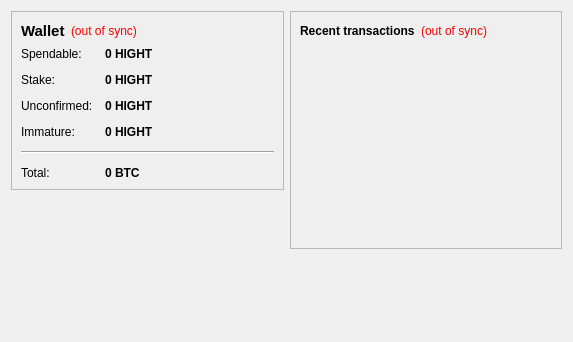
Qt form src/qt/forms/overviewpage.ui (Healkiller/Highcoin) before a commit.
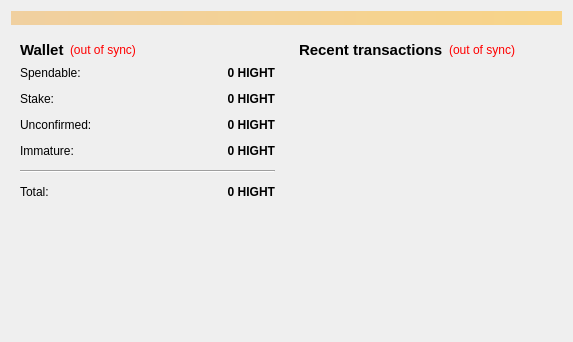
The same form after that commit.

Patch:
```diff
--- a/src/qt/forms/overviewpage.ui
+++ b/src/qt/forms/overviewpage.ui
@@ -13,17 +13,30 @@
   <property name="windowTitle">
    <string>Form</string>
   </property>
+  <layout class="QVBoxLayout" name="topLayout">
+   <item>
+    <widget class="QLabel" name="labelAlerts">
+     <property name="visible">
+      <bool>false</bool>
+     </property>
+     <property name="styleSheet">
+      <string notr="true">background-color: qlineargradient(x1: 0, y1: 0, x2: 1, y2: 0, stop:0 #F0D0A0, stop:1 #F8D488);  color:#000000
+</string>
+     </property>
+     <property name="wordWrap">
+      <bool>true</bool>
+     </property>
+     <property name="margin">
+      <number>3</number>
+     </property>
+    </widget>
+   </item>
+   <item>
   <layout class="QHBoxLayout" name="horizontalLayout" stretch="1,1">
    <item>
     <layout class="QVBoxLayout" name="verticalLayout_2">
      <item>
-      <widget class="QFrame" name="frame">
-       <property name="frameShape">
-        <enum>QFrame::StyledPanel</enum>
-       </property>
-       <property name="frameShadow">
-        <enum>QFrame::Raised</enum>
-       </property>
+        <widget class="QWidget" name="widget" native="true">
        <layout class="QVBoxLayout" name="verticalLayout_4">
         <item>
          <layout class="QHBoxLayout" name="horizontalLayout_4">
@@ -107,6 +120,9 @@
             <property name="text">
              <string notr="true">0 HIGHT</string>
             </property>
+              <property name="alignment">
+               <set>Qt::AlignRight|Qt::AlignTrailing|Qt::AlignVCenter</set>
+              </property>
             <property name="textInteractionFlags">
              <set>Qt::LinksAccessibleByMouse|Qt::TextSelectableByKeyboard|Qt::TextSelectableByMouse</set>
             </property>
@@ -136,6 +152,9 @@
             <property name="text">
              <string notr="true">0 HIGHT</string>
             </property>
+              <property name="alignment">
+               <set>Qt::AlignRight|Qt::AlignTrailing|Qt::AlignVCenter</set>
+              </property>
             <property name="textInteractionFlags">
              <set>Qt::LinksAccessibleByMouse|Qt::TextSelectableByKeyboard|Qt::TextSelectableByMouse</set>
             </property>
@@ -165,6 +184,9 @@
             <property name="text">
              <string notr="true">0 HIGHT</string>
             </property>
+              <property name="alignment">
+               <set>Qt::AlignRight|Qt::AlignTrailing|Qt::AlignVCenter</set>
+              </property>
             <property name="textInteractionFlags">
              <set>Qt::LinksAccessibleByMouse|Qt::TextSelectableByKeyboard|Qt::TextSelectableByMouse</set>
             </property>
@@ -191,6 +213,9 @@
             <property name="text">
              <string notr="true">0 HIGHT</string>
             </property>
+              <property name="alignment">
+               <set>Qt::AlignRight|Qt::AlignTrailing|Qt::AlignVCenter</set>
+              </property>
             <property name="textInteractionFlags">
              <set>Qt::LinksAccessibleByMouse|Qt::TextSelectableByKeyboard|Qt::TextSelectableByMouse</set>
             </property>
@@ -225,7 +250,10 @@
              <string>Your current total balance</string>
             </property>
             <property name="text">
-             <string notr="true">0 BTC</string>
+               <string notr="true">0 HIGHT</string>
+              </property>
+              <property name="alignment">
+               <set>Qt::AlignRight|Qt::AlignTrailing|Qt::AlignVCenter</set>
             </property>
             <property name="textInteractionFlags">
              <set>Qt::LinksAccessibleByMouse|Qt::TextSelectableByKeyboard|Qt::TextSelectableByMouse</set>
@@ -255,18 +283,19 @@
    <item>
     <layout class="QVBoxLayout" name="verticalLayout_3">
      <item>
-      <widget class="QFrame" name="frame_2">
-       <property name="frameShape">
-        <enum>QFrame::StyledPanel</enum>
-       </property>
-       <property name="frameShadow">
-        <enum>QFrame::Raised</enum>
-       </property>
+        <widget class="QWidget" name="widget_2" native="true">
        <layout class="QVBoxLayout" name="verticalLayout">
         <item>
          <layout class="QHBoxLayout" name="horizontalLayout_2">
           <item>
            <widget class="QLabel" name="label_4">
+              <property name="font">
+               <font>
+                <pointsize>11</pointsize>
+                <weight>75</weight>
+                <bold>true</bold>
+               </font>
+              </property>
             <property name="text">
              <string>&lt;b&gt;Recent transactions&lt;/b&gt;</string>
             </property>
@@ -325,18 +354,7 @@
        </layout>
       </widget>
      </item>
-     <item>
-      <spacer name="verticalSpacer_2">
-       <property name="orientation">
-        <enum>Qt::Vertical</enum>
-       </property>
-       <property name="sizeHint" stdset="0">
-        <size>
-         <width>20</width>
-         <height>40</height>
-        </size>
-       </property>
-      </spacer>
+      </layout>
      </item>
     </layout>
    </item>
```
Left out of the diff: 4 changed lines with no effect on the pictures. Lines whose indentation alone changed are shown as unchanged.
